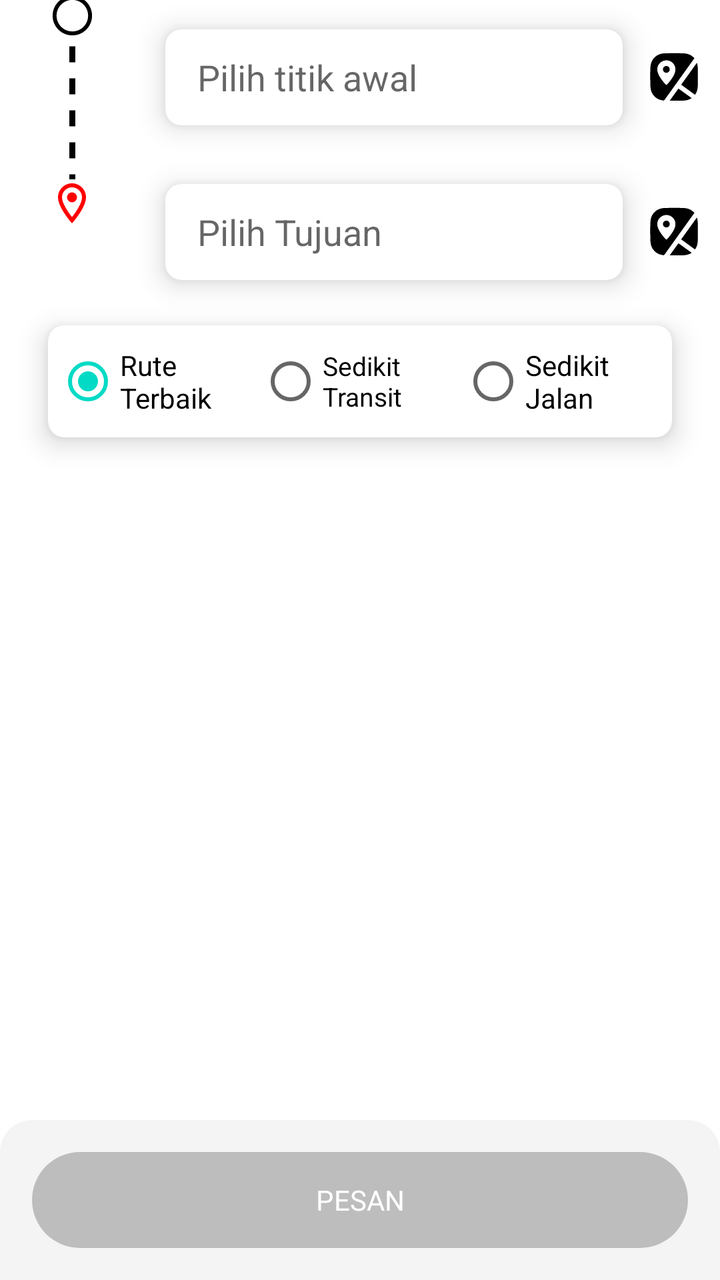
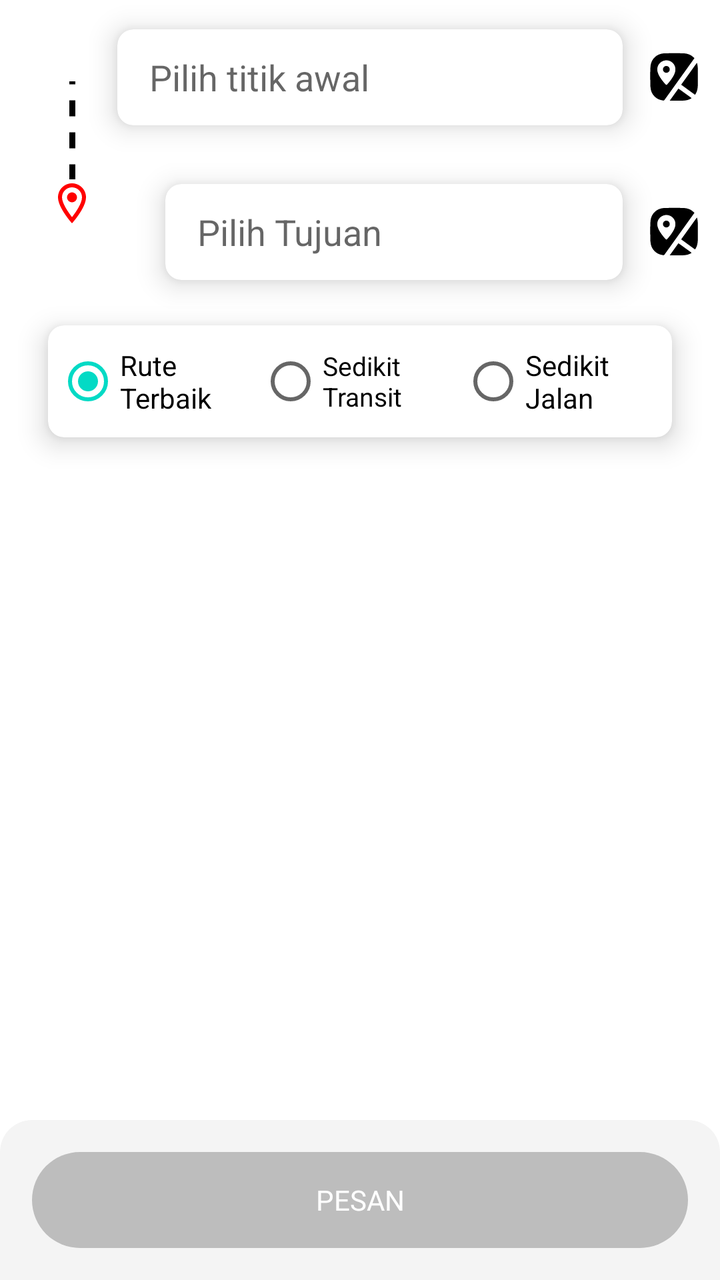

Screens rendered from an Android XML layout before and after an edit, with the pre-edit source and the edit as a unified diff.
<!-- AndroidManifest.xml: application theme Theme.CustomerAngkot -->
<!-- res/layout/fragment_map_route.xml -->
<?xml version="1.0" encoding="utf-8"?>
<androidx.constraintlayout.widget.ConstraintLayout
    xmlns:android="http://schemas.android.com/apk/res/android"
    xmlns:app="http://schemas.android.com/apk/res-auto"
    xmlns:tools="http://schemas.android.com/tools"
    android:layout_width="match_parent"
    android:layout_height="match_parent"
    tools:context=".presentation.track.map.MapRouteFragment">


    
    <com.google.android.material.card.MaterialCardView
        android:id="@+id/card_view_search_start"
        android:layout_width="0dp"
        android:layout_height="wrap_content"
        android:layout_marginStart="24dp"
        app:cardCornerRadius="8dp"
        app:cardElevation="8dp"
        app:cardUseCompatPadding="true"
        app:layout_constraintEnd_toStartOf="@+id/btn_map_start"
        app:layout_constraintStart_toEndOf="@+id/ic_circle"
        app:layout_constraintTop_toTopOf="parent">

        <androidx.appcompat.widget.SearchView
            android:id="@+id/search_view_start"
            android:layout_width="match_parent"
            android:layout_height="wrap_content"
            app:iconifiedByDefault="false"
            app:queryBackground="@android:color/transparent"
            app:queryHint="Pilih titik awal"
            app:searchIcon="@null" />
    </com.google.android.material.card.MaterialCardView>

    
    <ImageButton
        android:id="@+id/btn_map_start"
        android:layout_width="wrap_content"
        android:layout_height="wrap_content"
        android:layout_marginEnd="8dp"
        android:background="?attr/selectableItemBackgroundBorderless"
        android:src="@drawable/ic_choose_map"
        app:layout_constraintBottom_toBottomOf="@+id/card_view_search_start"
        app:layout_constraintEnd_toEndOf="parent"
        app:layout_constraintTop_toTopOf="@+id/card_view_search_start"
        app:tint="@color/black" />

    <ImageView
        android:id="@+id/ic_circle"
        android:layout_width="0dp"
        android:layout_height="wrap_content"
        android:layout_marginStart="24dp"
        android:layout_marginBottom="38dp"
        android:src="@drawable/ic_circle"
        app:layout_constraintBottom_toTopOf="@+id/guidelineHorizontalMiddleForRoute"
        app:layout_constraintStart_toStartOf="parent"
        app:tint="@color/black" />

    <View
        android:id="@+id/dashed_line_route"
        android:layout_width="3dp"
        android:layout_height="0dp"
        android:background="@drawable/vertical_dashed_line"
        android:layerType="software"
        app:layout_constraintBottom_toTopOf="@+id/imageView3"
        app:layout_constraintEnd_toEndOf="@+id/imageView3"
        app:layout_constraintStart_toStartOf="@+id/imageView3"
        app:layout_constraintTop_toBottomOf="@+id/ic_circle" />

    
    <ImageView
        android:id="@+id/imageView3"
        android:layout_width="wrap_content"
        android:layout_height="wrap_content"
        android:layout_marginStart="24dp"
        android:layout_marginTop="32dp"
        android:src="@drawable/ic_location"
        app:layout_constraintStart_toStartOf="parent"
        app:layout_constraintTop_toTopOf="@+id/guidelineHorizontalMiddleForRoute" />

    <com.google.android.material.card.MaterialCardView
        android:id="@+id/card_view_search_destination"
        android:layout_width="0dp"
        android:layout_height="wrap_content"
        android:layout_marginStart="24dp"
        app:cardCornerRadius="8dp"
        app:cardElevation="8dp"
        app:cardUseCompatPadding="true"
        app:layout_constraintEnd_toStartOf="@+id/btn_map_destination"
        app:layout_constraintStart_toEndOf="@+id/imageView3"
        app:layout_constraintTop_toBottomOf="@+id/card_view_search_start">

        <androidx.appcompat.widget.SearchView
            android:id="@+id/search_view_destination"
            android:layout_width="match_parent"
            android:layout_height="wrap_content"
            app:iconifiedByDefault="false"
            app:queryBackground="@android:color/transparent"
            app:queryHint="Pilih Tujuan"
            app:searchIcon="@null" />
    </com.google.android.material.card.MaterialCardView>

    
    <ImageButton
        android:id="@+id/btn_map_destination"
        android:layout_width="wrap_content"
        android:layout_height="wrap_content"
        android:layout_marginEnd="8dp"
        android:background="?attr/selectableItemBackgroundBorderless"
        android:src="@drawable/ic_choose_map"
        app:layout_constraintBottom_toBottomOf="@+id/card_view_search_destination"
        app:layout_constraintEnd_toEndOf="parent"
        app:layout_constraintTop_toTopOf="@+id/card_view_search_destination"
        app:tint="@color/black" />

    
    <com.google.android.material.card.MaterialCardView
        android:id="@+id/card_view_route_type"
        android:layout_width="0dp"
        android:layout_height="wrap_content"
        android:layout_marginStart="24dp"
        android:layout_marginTop="8dp"
        android:layout_marginEnd="24dp"
        app:cardCornerRadius="8dp"
        app:cardElevation="8dp"
        app:layout_constraintEnd_toEndOf="parent"
        app:layout_constraintStart_toStartOf="parent"
        app:layout_constraintTop_toBottomOf="@+id/card_view_search_destination">

        <RadioGroup
            android:id="@+id/radio_group_route_type"
            android:layout_width="match_parent"
            android:layout_height="wrap_content"
            android:orientation="horizontal"
            android:padding="4dp">

            <RadioButton
                android:id="@+id/radio_best_route"
                android:layout_width="0dp"
                android:layout_height="wrap_content"
                android:layout_weight="1"
                android:textSize="14sp"
                android:text="Rute Terbaik"
                android:checked="true" />

            <RadioButton
                android:id="@+id/radio_less_transit"
                android:layout_width="0dp"
                android:layout_height="match_parent"
                android:layout_weight="1"
                android:text="Sedikit Transit"
                android:textSize="13sp" />

            <RadioButton
                android:id="@+id/radio_less_walking"
                android:layout_width="0dp"
                android:layout_height="wrap_content"
                android:textSize="14sp"
                android:layout_weight="1"
                android:text="Sedikit Jalan" />
        </RadioGroup>
    </com.google.android.material.card.MaterialCardView>

    
    <FrameLayout
        android:id="@+id/tracker_map"
        android:layout_width="0dp"
        android:layout_height="0dp"
        android:layout_marginTop="8dp"
        app:layout_constraintBottom_toTopOf="@+id/guidelineHorizontalButtom"
        app:layout_constraintEnd_toEndOf="parent"
        app:layout_constraintStart_toStartOf="parent"
        app:layout_constraintTop_toBottomOf="@+id/card_view_route_type" />


    
    <androidx.recyclerview.widget.RecyclerView
        android:id="@+id/rv_track_route"
        android:layout_width="0dp"
        android:layout_height="0dp"
        app:layout_constraintBottom_toTopOf="@+id/layout_price"
        app:layout_constraintEnd_toEndOf="parent"
        app:layout_constraintStart_toStartOf="parent"
        app:layout_constraintTop_toTopOf="@+id/guidelineHorizontalButtom"
        tools:listitem="@layout/item_track" />

    <androidx.constraintlayout.widget.ConstraintLayout
        android:id="@+id/layout_price"
        android:layout_width="0dp"
        android:layout_height="wrap_content"
        android:background="@drawable/card_waiting_angkot"
        android:clipChildren="false"
        android:clipToPadding="false"
        android:padding="16dp"
        app:layout_constraintBottom_toBottomOf="parent"
        app:layout_constraintEnd_toEndOf="parent"
        app:layout_constraintHorizontal_bias="0.0"
        app:layout_constraintStart_toStartOf="parent">

        <Button
            android:id="@+id/button_order"
            style="@style/textButton"
            android:layout_width="0dp"
            android:layout_height="wrap_content"
            android:background="@drawable/button_order"
            android:enabled="false"
            android:text="Pesan"
            app:backgroundTint="@null"
            app:layout_constraintBottom_toBottomOf="parent"
            app:layout_constraintEnd_toEndOf="parent"
            app:layout_constraintStart_toStartOf="parent" />

        <CheckBox

            android:id="@+id/check_box_position"
            style="@style/textReguler"
            android:layout_width="wrap_content"
            android:layout_height="25dp"
            android:layout_marginBottom="4dp"
            android:text="Pastikan anda sudah di []"
            android:textSize="12sp"
            android:visibility="gone"
            app:layout_constraintBottom_toTopOf="@+id/button_order"
            app:layout_constraintStart_toStartOf="parent" />

    </androidx.constraintlayout.widget.ConstraintLayout>


    <androidx.constraintlayout.widget.Guideline
        android:id="@+id/guidelineHorizontalButtom"
        android:layout_width="wrap_content"
        android:layout_height="wrap_content"
        android:orientation="horizontal"
        app:layout_constraintGuide_percent="0.59" />

    <androidx.constraintlayout.widget.Guideline
        android:id="@+id/guidelineHorizontalMiddleForRoute"
        android:layout_width="wrap_content"
        android:layout_height="wrap_content"
        android:orientation="horizontal"
        app:layout_constraintGuide_percent="0.09" />


    
    <com.google.android.material.progressindicator.LinearProgressIndicator
        android:id="@+id/progressIndicator"
        android:layout_width="match_parent"
        android:layout_height="wrap_content"
        android:indeterminate="true"
        android:visibility="gone"
        app:layout_constraintEnd_toEndOf="parent"
        app:layout_constraintStart_toStartOf="parent"
        app:layout_constraintTop_toTopOf="parent" />

</androidx.constraintlayout.widget.ConstraintLayout>
<!-- res/layout/item_track.xml (included above) -->
<?xml version="1.0" encoding="utf-8"?>
<androidx.constraintlayout.widget.ConstraintLayout
    xmlns:android="http://schemas.android.com/apk/res/android"
    xmlns:app="http://schemas.android.com/apk/res-auto"
    xmlns:tools="http://schemas.android.com/tools"
    android:layout_width="match_parent"
    android:layout_height="wrap_content">

    <View
        android:id="@+id/dashed_line_buttom"
        android:layout_width="3dp"
        android:layout_height="0dp"
        android:background="@drawable/vertical_dashed_line"
        android:layerType="software"
        app:layout_constraintBottom_toBottomOf="parent"
        app:layout_constraintEnd_toEndOf="@+id/indicate_icon"
        app:layout_constraintStart_toStartOf="@+id/indicate_icon"
        app:layout_constraintTop_toBottomOf="@+id/indicate_icon" />

    <View
        android:id="@+id/dashed_line_top"
        android:layout_width="3dp"
        android:layout_height="0dp"
        android:background="@drawable/vertical_dashed_line"
        android:layerType="software"
        app:layout_constraintBottom_toTopOf="@+id/indicate_icon"
        app:layout_constraintEnd_toEndOf="@+id/indicate_icon"
        app:layout_constraintStart_toStartOf="@+id/indicate_icon"
        app:layout_constraintTop_toTopOf="parent"
        app:layout_constraintVertical_bias="0.0" />

    <ImageView
        android:id="@+id/indicate_icon"
        android:layout_width="wrap_content"
        android:layout_height="wrap_content"
        android:layout_marginStart="16dp"
        app:layout_constraintBottom_toBottomOf="parent"
        app:layout_constraintStart_toStartOf="parent"
        app:layout_constraintTop_toTopOf="parent"
        app:layout_constraintVertical_bias="0.50"
        app:srcCompat="@drawable/ic_circle"
        app:tint="@color/black" />

    <com.google.android.material.card.MaterialCardView

        android:id="@+id/materialCardView"
        android:layout_width="0dp"
        android:layout_height="wrap_content"
        app:cardCornerRadius="8dp"
        app:cardElevation="4dp"
        app:cardUseCompatPadding="true"
        app:layout_constraintBottom_toBottomOf="parent"
        app:layout_constraintEnd_toEndOf="parent"
        app:layout_constraintStart_toStartOf="@+id/guidelineVertical"
        app:layout_constraintTop_toTopOf="parent"
        app:strokeColor="@android:color/transparent">

        <androidx.constraintlayout.widget.ConstraintLayout
            android:layout_width="363dp"
            android:layout_height="wrap_content"
            android:padding="8dp">

            <TextView
                android:id="@+id/trayek_angkot"
                style="@style/textBold"
                android:layout_width="wrap_content"
                android:layout_height="wrap_content"
                android:text="Cicaheum - Ledeng"
                app:layout_constraintStart_toStartOf="parent"
                app:layout_constraintTop_toTopOf="parent" />

            <TextView
                android:id="@+id/text_eta"
                style="@style/textReguler"
                android:layout_width="wrap_content"
                android:layout_height="wrap_content"
                android:layout_marginTop="16dp"
                android:text="1 j 5 mnt"
                app:layout_constraintStart_toStartOf="parent"
                app:layout_constraintTop_toBottomOf="@+id/trayek_angkot" />

            <TextView
                android:id="@+id/price_trayek"
                style="@style/textReguler"
                android:layout_width="wrap_content"
                android:layout_height="wrap_content"
                android:layout_marginTop="16dp"
                android:layout_marginEnd="8dp"
                android:text="Rp. 5.000"
                android:textColor="#FD0303"
                app:layout_constraintEnd_toEndOf="parent"
                app:layout_constraintHorizontal_bias="0.884"
                app:layout_constraintStart_toEndOf="@+id/text_eta"
                app:layout_constraintTop_toBottomOf="@+id/trayek_angkot" />

            <TextView
                android:id="@+id/per_person"
                style="@style/textReguler"
                android:layout_width="wrap_content"
                android:layout_height="wrap_content"
                android:text="@string/person"
                android:textSize="10sp"
                app:layout_constraintBottom_toBottomOf="@+id/price_trayek"
                app:layout_constraintEnd_toEndOf="parent"
                app:layout_constraintHorizontal_bias="0.0"
                app:layout_constraintStart_toEndOf="@+id/price_trayek"
                app:layout_constraintTop_toTopOf="@+id/price_trayek" />

            <ImageView
                android:id="@+id/image_angkot_color"
                android:layout_width="wrap_content"
                android:layout_height="wrap_content"
                android:layout_marginStart="8dp"
                app:layout_constraintStart_toEndOf="@+id/trayek_angkot"
                app:layout_constraintTop_toTopOf="parent"
                app:srcCompat="@drawable/ic_circle_full" />


        </androidx.constraintlayout.widget.ConstraintLayout>


    </com.google.android.material.card.MaterialCardView>

    <ImageView
        android:id="@+id/image_without_transit"
        android:layout_width="35dp"
        android:layout_height="35dp"
        app:layout_constraintBottom_toBottomOf="parent"
        android:visibility="gone"
        android:background="@drawable/bg_circle_white"
        app:layout_constraintEnd_toStartOf="@+id/materialCardView"
        app:layout_constraintStart_toStartOf="parent"
        app:layout_constraintTop_toTopOf="@+id/dashed_line_top"
        app:layout_constraintVertical_bias="0.3"
        app:srcCompat="@drawable/ic_arrow_right"
         />

    <TextView
        android:id="@+id/text_without_transit"
        style="@style/textReguler"
        android:layout_width="50dp"
        android:layout_height="0dp"
        android:text="Tanpa transit"
        android:textAlignment="center"
        android:visibility="gone"
        android:textSize="10sp"
        app:layout_constraintEnd_toStartOf="@+id/materialCardView"
        app:layout_constraintStart_toStartOf="parent"
        app:layout_constraintTop_toBottomOf="@+id/image_without_transit" />

    <androidx.constraintlayout.widget.Guideline
        android:id="@+id/guidelineVertical"
        android:layout_width="wrap_content"
        android:layout_height="wrap_content"
        android:orientation="vertical"
        app:layout_constraintGuide_percent="0.13" />

</androidx.constraintlayout.widget.ConstraintLayout>
<!-- resources referenced by this layout -->
<resources>
  <color name="black">#FF000000</color>
  <!-- drawable bg_circle_white (drawable) -->
  <?xml version="1.0" encoding="utf-8"?>
  <shape xmlns:android="http://schemas.android.com/apk/res/android"
      android:shape="oval">
      <solid android:color="@android:color/white" />
  </shape>
  <!-- drawable button_order (drawable) -->
  <?xml version="1.0" encoding="utf-8"?>
  <ripple xmlns:android="http://schemas.android.com/apk/res/android"
      android:color="?attr/colorControlHighlight">
  
      <item>
          <shape android:shape="rectangle">
              <solid android:color="@color/state_button_bg" />
  
              <corners android:radius="32dp" />
          </shape>
      </item>
  </ripple>
  <!-- drawable card_waiting_angkot (drawable) -->
  <?xml version="1.0" encoding="utf-8"?>
  <shape xmlns:android="http://schemas.android.com/apk/res/android"
      android:shape="rectangle">
      <solid android:color="@color/background" />
      <corners
          android:topLeftRadius="16dp"
          android:topRightRadius="16dp"
          android:bottomLeftRadius="0dp"
          android:bottomRightRadius="0dp" />
  </shape>
  <!-- drawable ic_circle (drawable) -->
  <vector xmlns:android="http://schemas.android.com/apk/res/android" android:height="24dp" android:tint="#000000" android:viewportHeight="24" android:viewportWidth="24" android:width="24dp">
        
      <path android:fillColor="@android:color/white" android:pathData="M12,2C6.47,2 2,6.47 2,12c0,5.53 4.47,10 10,10s10,-4.47 10,-10C22,6.47 17.53,2 12,2zM12,20c-4.42,0 -8,-3.58 -8,-8c0,-4.42 3.58,-8 8,-8s8,3.58 8,8C20,16.42 16.42,20 12,20z"/>
      
  </vector>
  <!-- drawable ic_circle_full (drawable) -->
  <vector xmlns:android="http://schemas.android.com/apk/res/android" android:height="24dp" android:tint="#000000" android:viewportHeight="24" android:viewportWidth="24" android:width="24dp">
        
      <path android:fillColor="@android:color/white" android:pathData="M12,2C6.47,2 2,6.47 2,12s4.47,10 10,10 10,-4.47 10,-10S17.53,2 12,2z"/>
      
  </vector>
  <!-- drawable vertical_dashed_line (drawable) -->
  <?xml version="1.0" encoding="utf-8"?>
  <layer-list xmlns:android="http://schemas.android.com/apk/res/android">
      <item
          android:left="0dp"
          android:right="-4dp"
          android:top="-4dp"
          android:bottom="-4dp">
  
          <shape android:shape="rectangle">
              <solid android:color="@android:color/transparent" />
              <stroke
                  android:width="3dp"
                  android:color="@color/black"
                  android:dashWidth="8dp"
                  android:dashGap="8dp" />
          </shape>
      </item>
  </layer-list>
  <string name="person">/orng</string>
  <style name="textBold">
          <item name="android:textColor">@color/black</item>
          <item name="android:fontFamily">@font/poppins_bold</item>
      </style>
  <style name="textButton">
          <item name="android:textColor">@color/white</item>
          <item name="android:fontFamily">@font/poppins_regular</item>
          <item name="android:textSize">14sp</item>
      </style>
  <style name="textReguler">
          <item name="android:textColor">@color/black</item>
          <item name="android:fontFamily">@font/poppins_regular</item>
      </style>
  <color name="background">#F4F4F4</color>
  <color name="white">#FFFFFFFF</color>
  <color name="colorPrimary">#004D61</color>
  <color name="teal_200">#FF03DAC5</color>
  <color name="teal_700">#FF018786</color>
  <!-- unchanged entries left out for length: 4 -->
</resources>

<!-- the commit's change to res/layout/fragment_map_route.xml (unified diff, before → after) -->
@@ -49,10 +49,12 @@
         android:layout_width="0dp"
         android:layout_height="wrap_content"
         android:layout_marginStart="24dp"
-        android:layout_marginBottom="38dp"
+        android:layout_marginTop="32dp"
+        android:layout_marginBottom="32dp"
         android:src="@drawable/ic_circle"
         app:layout_constraintBottom_toTopOf="@+id/guidelineHorizontalMiddleForRoute"
         app:layout_constraintStart_toStartOf="parent"
+        app:layout_constraintTop_toTopOf="@+id/card_view_search_start"
         app:tint="@color/black" />
 
     <View
@@ -311,7 +313,7 @@
         app:strokeColor="@android:color/transparent">
 
         <androidx.constraintlayout.widget.ConstraintLayout
-            android:layout_width="363dp"
+            android:layout_width="match_parent"
             android:layout_height="wrap_content"
             android:padding="8dp">
 
